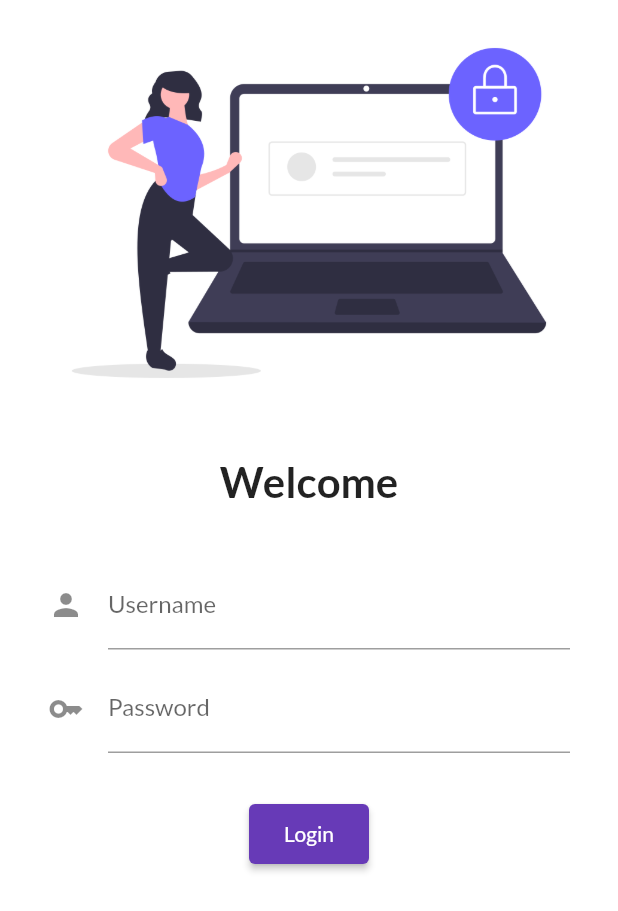
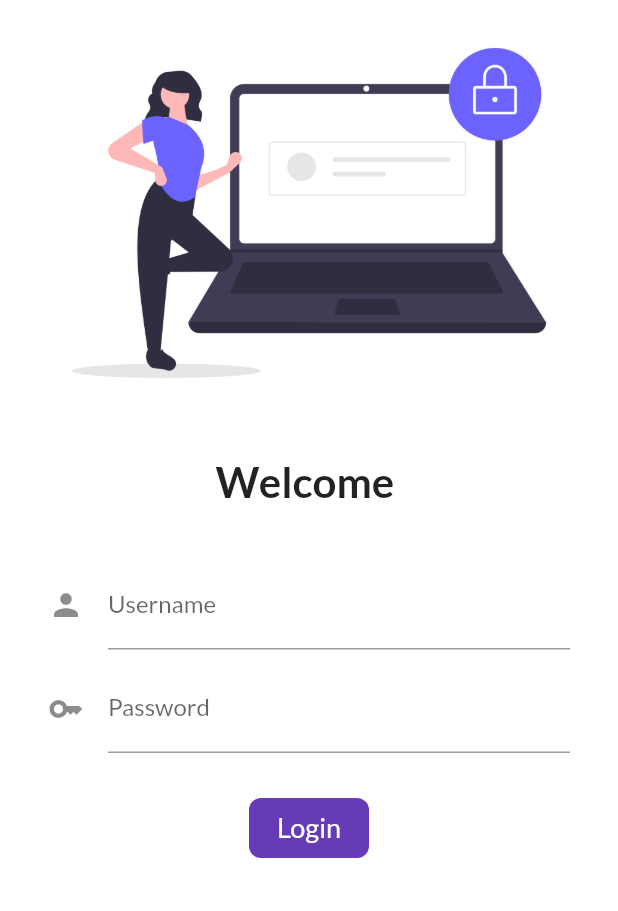
Before and after one commit to Tsuzat/learning_flutter, a Flutter app: the screen it shows after launch, on a phone screen of 412 x 824 dp. Shown: the top 911 px of the screen. Run offline on Flutter 3.47's test engine with Material 2 defaults, Android fonts, the phone set to English and light mode, and no system bars; our stand-ins replace google_fonts; missing offline and left inert: desktop_window.

Commit message:
Day6 completed

```diff
--- a/lib/pages/login_page.dart
+++ b/lib/pages/login_page.dart
@@ -1,9 +1,16 @@
 import 'package:flutter/material.dart';
 import 'package:learning_flutter/utils/routes.dart';
 
-class LoginPage extends StatelessWidget {
+class LoginPage extends StatefulWidget {
   const LoginPage({Key? key}) : super(key: key);
 
+  @override
+  State<LoginPage> createState() => _LoginPageState();
+}
+
+class _LoginPageState extends State<LoginPage> {
+  String _name = "";
+  bool changedButton = false;
   @override
   Widget build(BuildContext context) {
     return Material(
@@ -18,12 +25,13 @@ class LoginPage extends StatelessWidget {
             const SizedBox(
               height: 20,
             ),
-            const Text(
-              "Welcome",
-              style: TextStyle(
+            Text(
+              "Welcome $_name",
+              style: const TextStyle(
                 fontSize: 28,
                 fontWeight: FontWeight.bold,
               ),
+              overflow: TextOverflow.ellipsis,
             ),
             const SizedBox(
               height: 20,
@@ -39,6 +47,10 @@ class LoginPage extends StatelessWidget {
                       hintText: "Enter username",
                       labelText: "Username",
                     ),
+                    onChanged: (value) {
+                      _name = value;
+                      setState(() {});
+                    },
                   ),
                   const SizedBox(
                     height: 10,
@@ -55,15 +67,52 @@ class LoginPage extends StatelessWidget {
                   const SizedBox(
                     height: 30,
                   ),
-                  ElevatedButton(
-                    style: TextButton.styleFrom(
-                      fixedSize: const Size(80, 40),
+                  InkWell(
+                    onTap: () async {
+                      setState(
+                        () {
+                          changedButton = true;
+                        },
+                      );
+                      // wait before nevagating to new page/screen
+                      await Future.delayed(const Duration(milliseconds: 600));
+                      Navigator.pushNamed(context, MyRoutes.homeRoute);
+                    }, // onTap
+                    child: AnimatedContainer(
+                      duration: const Duration(milliseconds: 500),
+                      width: changedButton ? 40 : 80,
+                      height: 40,
+                      alignment: Alignment.center,
+                      decoration: BoxDecoration(
+                        color: Colors.deepPurple,
+                        borderRadius: BorderRadius.circular(
+                          changedButton ? 40 : 8,
+                        ),
+                      ),
+                      child: changedButton
+                          ? const Icon(
+                              Icons.done,
+                              color: Colors.white,
+                            )
+                          : const Text(
+                              "Login",
+                              style: TextStyle(
+                                fontSize: 18,
+                                color: Colors.white,
+                              ),
+                            ),
                     ),
-                    onPressed: () {
-                      Navigator.pushNamed(context, MyRoutes.homeRoute);
-                    },
-                    child: const Text("Login"),
                   ),
+
+                  //   ElevatedButton(
+                  //     style: TextButton.styleFrom(
+                  //       fixedSize: const Size(80, 40),
+                  //     ),
+                  //     onPressed: () {
+                  //       Navigator.pushNamed(context, MyRoutes.homeRoute);
+                  //     },
+                  //     child: const Text("Login"),
+                  //   ),
                 ],
               ),
             ),
```
Also changed, not shown: 2 other files.
